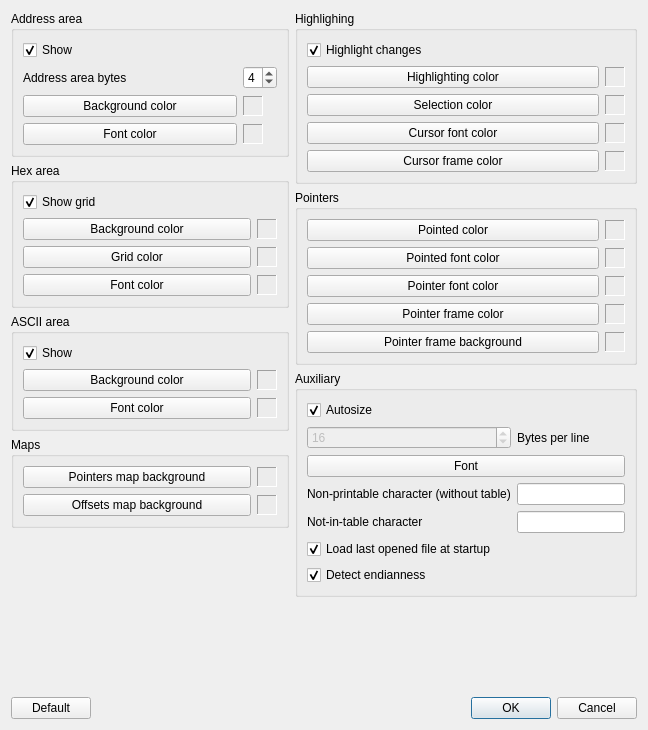
Above: src/optionsdialog.ui from road-t/RTHextion before the change. Below: the same form after it.
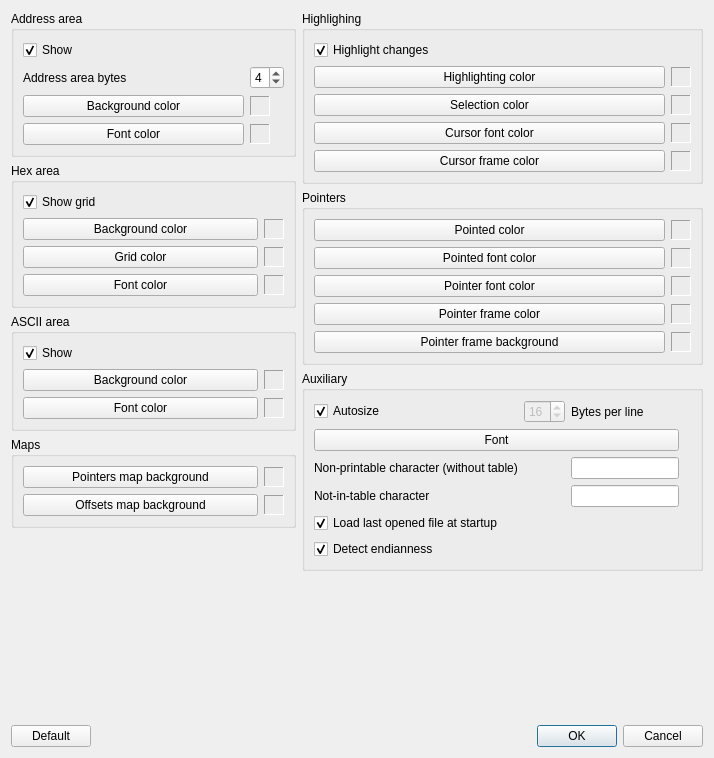
That is the form after the change.

Commit message: Options dialog layout updated

Patch:
```diff
--- a/src/optionsdialog.ui
+++ b/src/optionsdialog.ui
@@ -9,8 +9,8 @@
    <rect>
     <x>0</x>
     <y>0</y>
-    <width>648</width>
-    <height>730</height>
+    <width>714</width>
+    <height>758</height>
    </rect>
   </property>
   <property name="windowTitle">
@@ -869,7 +869,63 @@
           <string>Auxiliary</string>
          </property>
          <layout class="QGridLayout" name="gridLayout_aux">
-          <item row="0" column="0" colspan="2">
+          <item row="10" column="0">
+           <widget class="QLabel" name="lbNonPrintableNoTableChar">
+            <property name="maximumSize">
+             <size>
+              <width>400</width>
+              <height>16777215</height>
+             </size>
+            </property>
+            <property name="text">
+             <string>Non-printable character (without table)</string>
+            </property>
+           </widget>
+          </item>
+          <item row="12" column="0" colspan="5">
+           <widget class="QCheckBox" name="cbAutoLoadRecentFile">
+            <property name="text">
+             <string>Load last opened file at startup</string>
+            </property>
+            <property name="checked">
+             <bool>true</bool>
+            </property>
+           </widget>
+          </item>
+          <item row="11" column="2">
+           <widget class="QLineEdit" name="leNotInTableChar">
+            <property name="maxLength">
+             <number>1</number>
+            </property>
+           </widget>
+          </item>
+          <item row="13" column="0" colspan="5">
+           <widget class="QCheckBox" name="cbDetectEndianness">
+            <property name="toolTip">
+             <string>Auto-detect byte order (experimental)</string>
+            </property>
+            <property name="text">
+             <string>Detect endianness</string>
+            </property>
+            <property name="checked">
+             <bool>true</bool>
+            </property>
+           </widget>
+          </item>
+          <item row="1" column="2">
+           <widget class="QLabel" name="lbBytesPerLine">
+            <property name="maximumSize">
+             <size>
+              <width>140</width>
+              <height>16777215</height>
+             </size>
+            </property>
+            <property name="text">
+             <string>Bytes per line</string>
+            </property>
+           </widget>
+          </item>
+          <item row="1" column="0">
            <widget class="QCheckBox" name="cbDynamicSize">
             <property name="text">
              <string>Autosize</string>
@@ -879,11 +935,36 @@
             </property>
            </widget>
           </item>
-          <item row="1" column="0">
+          <item row="11" column="0">
+           <widget class="QLabel" name="lbNotInTableChar">
+            <property name="sizePolicy">
+             <sizepolicy hsizetype="Maximum" vsizetype="Preferred">
+              <horstretch>0</horstretch>
+              <verstretch>0</verstretch>
+             </sizepolicy>
+            </property>
+            <property name="maximumSize">
+             <size>
+              <width>500</width>
+              <height>16777215</height>
+             </size>
+            </property>
+            <property name="text">
+             <string>Not-in-table character</string>
+            </property>
+           </widget>
+          </item>
+          <item row="1" column="1">
            <widget class="QSpinBox" name="sbBytesPerLine">
             <property name="enabled">
              <bool>false</bool>
             </property>
+            <property name="maximumSize">
+             <size>
+              <width>48</width>
+              <height>48</height>
+             </size>
+            </property>
             <property name="minimum">
              <number>4</number>
             </property>
@@ -898,71 +979,20 @@
             </property>
            </widget>
           </item>
-          <item row="1" column="1">
-           <widget class="QLabel" name="lbBytesPerLine">
-            <property name="text">
-             <string>Bytes per line</string>
+          <item row="10" column="2">
+           <widget class="QLineEdit" name="leNonPrintableNoTableChar">
+            <property name="maxLength">
+             <number>1</number>
             </property>
            </widget>
           </item>
-          <item row="2" column="0" colspan="2">
+          <item row="9" column="0" colspan="3">
            <widget class="QPushButton" name="pbWidgetFont">
             <property name="text">
              <string>Font</string>
             </property>
            </widget>
           </item>
-          <item row="3" column="0">
-           <widget class="QLabel" name="lbNonPrintableNoTableChar">
-            <property name="text">
-             <string>Non-printable character (without table)</string>
-            </property>
-           </widget>
-          </item>
-          <item row="3" column="1">
-           <widget class="QLineEdit" name="leNonPrintableNoTableChar">
-            <property name="maxLength">
-             <number>1</number>
-            </property>
-           </widget>
-          </item>
-          <item row="4" column="0">
-           <widget class="QLabel" name="lbNotInTableChar">
-            <property name="text">
-             <string>Not-in-table character</string>
-            </property>
-           </widget>
-          </item>
-          <item row="4" column="1">
-           <widget class="QLineEdit" name="leNotInTableChar">
-            <property name="maxLength">
-             <number>1</number>
-            </property>
-           </widget>
-          </item>
-          <item row="5" column="0" colspan="2">
-           <widget class="QCheckBox" name="cbAutoLoadRecentFile">
-            <property name="text">
-             <string>Load last opened file at startup</string>
-            </property>
-            <property name="checked">
-             <bool>true</bool>
-            </property>
-           </widget>
-          </item>
-          <item row="6" column="0" colspan="2">
-           <widget class="QCheckBox" name="cbDetectEndianness">
-            <property name="toolTip">
-             <string>Auto-detect byte order (experimental)</string>
-            </property>
-            <property name="text">
-             <string>Detect endianness</string>
-            </property>
-            <property name="checked">
-             <bool>true</bool>
-            </property>
-           </widget>
-          </item>
          </layout>
         </widget>
        </item>
```
Left out of the diff: 2 changed lines with no effect on the pictures. The commit also changes 2 other files.
